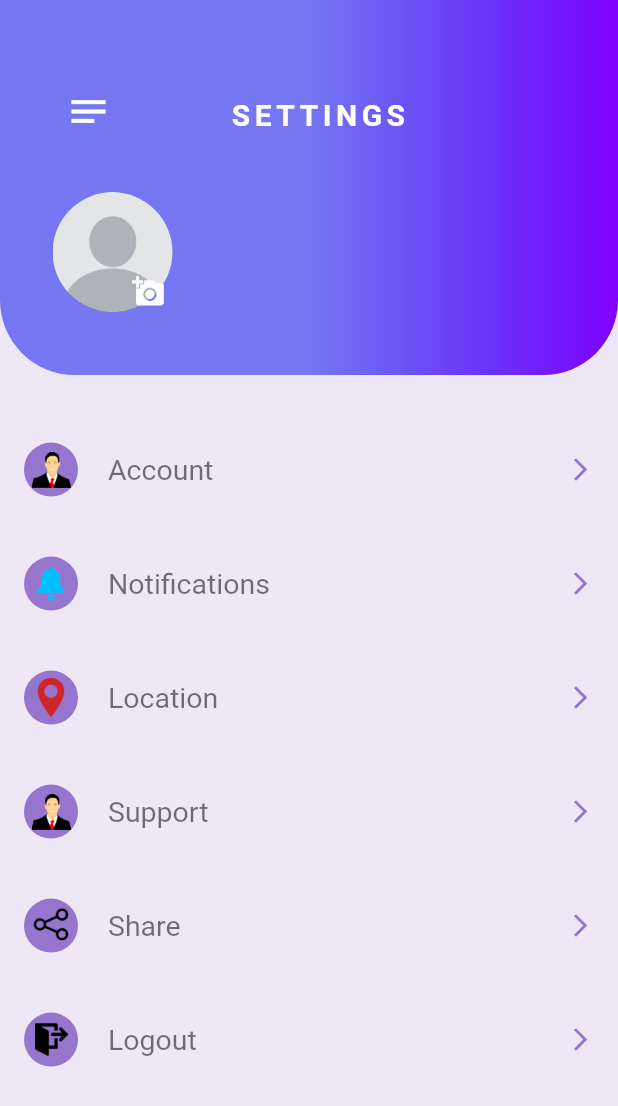
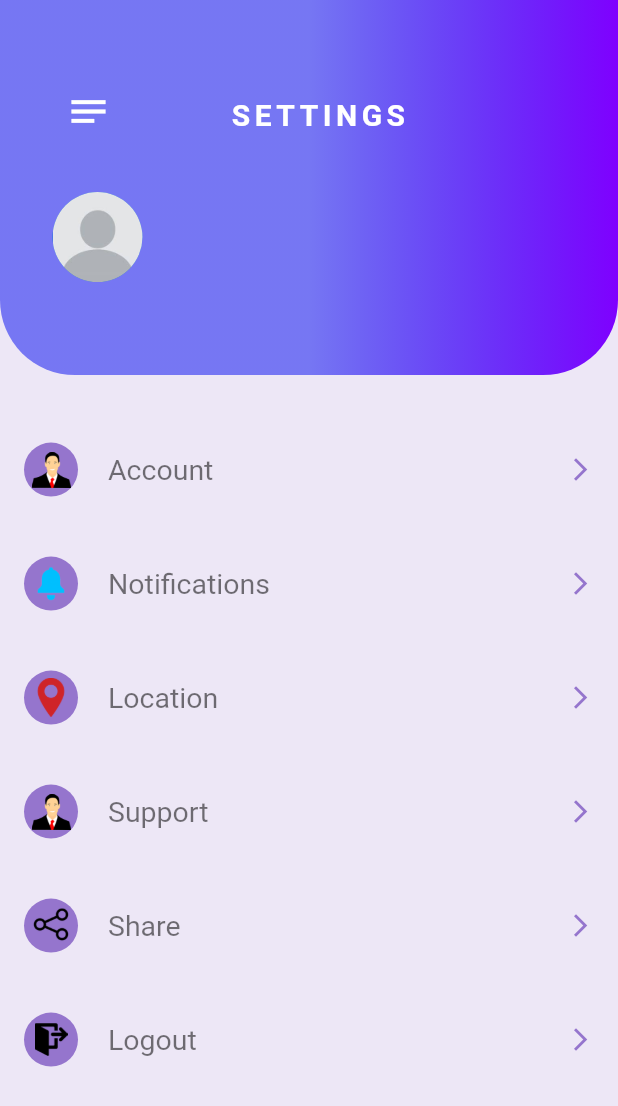
Before and after one commit to Khaleb165/cawil, a Flutter app: the screen it shows once a user with an empty profile is signed in, after a tap on the "notes" icon, on a phone screen of 412 x 824 dp. Shown: the top 1106 px of the screen. Run offline on Flutter 3.47's test engine with Material 2 defaults, Android fonts, the phone set to English and light mode, and no system bars; our stand-ins replace cloud_firestore, dotted_line, firebase_auth, firebase_core, firebase_storage, flutter_custom_clippers and 4 more; accounts and stored records are empty.

Commit message:
update 2

```diff
--- a/lib/models/user.dart
+++ b/lib/models/user.dart
@@ -5,18 +5,13 @@ class User {
   final String uid;
   final String photoUrl;
   final String username;
-  final String bio;
-  final List followers;
-  final List following;
 
   const User(
       {required this.username,
         required this.uid,
         required this.photoUrl,
         required this.email,
-        required this.bio,
-        required this.followers,
-        required this.following});
+        });
 
   static User fromSnap(DocumentSnapshot snap) {
     var snapshot = snap.data() as Map<String, dynamic>;
@@ -26,9 +21,7 @@ class User {
       uid: snapshot["uid"],
       email: snapshot["email"],
       photoUrl: snapshot["photoUrl"],
-      bio: snapshot["bio"],
-      followers: snapshot["followers"],
-      following: snapshot["following"],
+
     );
   }
 
@@ -37,8 +30,5 @@ class User {
     "uid": uid,
     "email": email,
     "photoUrl": photoUrl,
-    "bio": bio,
-    "followers": followers,
-    "following": following,
   };
 }
--- a/lib/screens/homepage.dart
+++ b/lib/screens/homepage.dart
@@ -2,6 +2,8 @@
 
 import 'package:cawil/screens/bus_page.dart';
 import 'package:cawil/screens/settings.dart';
+import 'package:cloud_firestore/cloud_firestore.dart';
+import 'package:firebase_auth/firebase_auth.dart';
 import 'package:flutter/material.dart';
 
 
@@ -26,6 +28,24 @@ class _HomepageScreenState extends State<HomepageScreen> {
     });
   }
   String data = 'Choose your trip date';
+  String username = '';
+
+  @override
+  void initState() {
+    getUsername();
+    super.initState();
+  }
+
+  void getUsername() async{
+    DocumentSnapshot snap = await FirebaseFirestore.instance.collection('users').
+    doc(FirebaseAuth.instance.currentUser!.uid)
+        .get();
+
+    setState(() {
+      username = (snap.data() as Map<String, dynamic>)['username'];
+    });
+  }
+
   @override
   Widget build(BuildContext context) {
     return Scaffold(
@@ -83,13 +103,20 @@ class _HomepageScreenState extends State<HomepageScreen> {
             Padding(padding: EdgeInsets.only(left: 45,right: 15),
             child: Row(
               children: [
-                Text('Hey, ',
+                Text('Hey ',
                 style: TextStyle(
                   fontSize: 30,
                   color: Colors.black,
                   fontWeight: FontWeight.bold
                 ),
-                )
+                ),
+                Text('$username,',
+                  style: TextStyle(
+                      fontSize: 30,
+                      color: Colors.black,
+                      fontWeight: FontWeight.bold
+                  ),
+                ),
               ],
             ),
             ),
--- a/lib/screens/settings.dart
+++ b/lib/screens/settings.dart
@@ -6,6 +6,8 @@ import 'package:cawil/resources/auth_methods.dart';
 import 'package:cawil/screens/homepage.dart';
 import 'package:cawil/screens/login.dart';
 import 'package:cawil/utilities/utils.dart';
+import 'package:cloud_firestore/cloud_firestore.dart';
+import 'package:firebase_auth/firebase_auth.dart';
 import 'package:flutter/material.dart';
 import 'package:image_picker/image_picker.dart';
 
@@ -23,6 +25,26 @@ class _SettingsPageState extends State<SettingsPage> {
     Uint8List image = await pickImage(ImageSource.gallery);
     setState(() {
       _image = image;
+    });
+  }
+
+  String username = '';
+  String email = '';
+
+  @override
+  void initState() {
+    getUsername();
+    super.initState();
+  }
+
+  void getUsername() async{
+    DocumentSnapshot snap = await FirebaseFirestore.instance.collection('users').
+    doc(FirebaseAuth.instance.currentUser!.uid)
+        .get();
+
+    setState(() {
+      username = (snap.data() as Map<String, dynamic>)['username'];
+      email = (snap.data() as Map<String, dynamic>)['email'];
     });
   }
 
@@ -87,17 +109,41 @@ class _SettingsPageState extends State<SettingsPage> {
                     backgroundImage: MemoryImage(_image!),
                   )
                            : CircleAvatar(
-                            radius: 40,
+                            radius: 30,
                             backgroundImage: AssetImage('assets/defaultProfile.jpeg'),
                           ),
-                          Positioned(
-                            bottom: -10,
-                              left: 40,
-                              child: IconButton(
-                            onPressed: selectImage,
-                            icon: Icon(Icons.add_a_photo,color: Colors.white,size: 22,),
-                          )
-                          )
+                          // Positioned(
+                          //   bottom: -10,
+                          //     left: 40,
+                          //     child: IconButton(
+                          //   onPressed: selectImage,
+                          //   icon: Icon(Icons.add_a_photo,color: Colors.white,size: 22,),
+                          // )
+                          // )
+                        ],
+                      ),
+                      SizedBox(width: 10,),
+
+                      Column(
+                        crossAxisAlignment: CrossAxisAlignment.start,
+                        children: [
+                          Text('$username',
+                            style: TextStyle(
+                                fontSize: 25,
+                                color: Colors.white,
+                                fontWeight: FontWeight.bold,
+                              letterSpacing: 2.5
+                            ),
+                          ),
+                          SizedBox(height: 1,),
+
+                          Text('$email',
+                            style: TextStyle(
+                                fontSize: 12,
+                                color: Colors.white,
+                                fontWeight: FontWeight.w200
+                            ),
+                          ),
                         ],
                       ),
                     ],
--- a/pubspec.yaml
+++ b/pubspec.yaml
@@ -58,6 +58,7 @@ dev_dependencies:
 flutter_native_splash:
   color: '#EDE7F6'
   image: assets/caleb3.png
+  web: false
 
 
   flutter_launcher_icons: ^0.11.0
```
Also changed, not shown: pubspec.lock.
